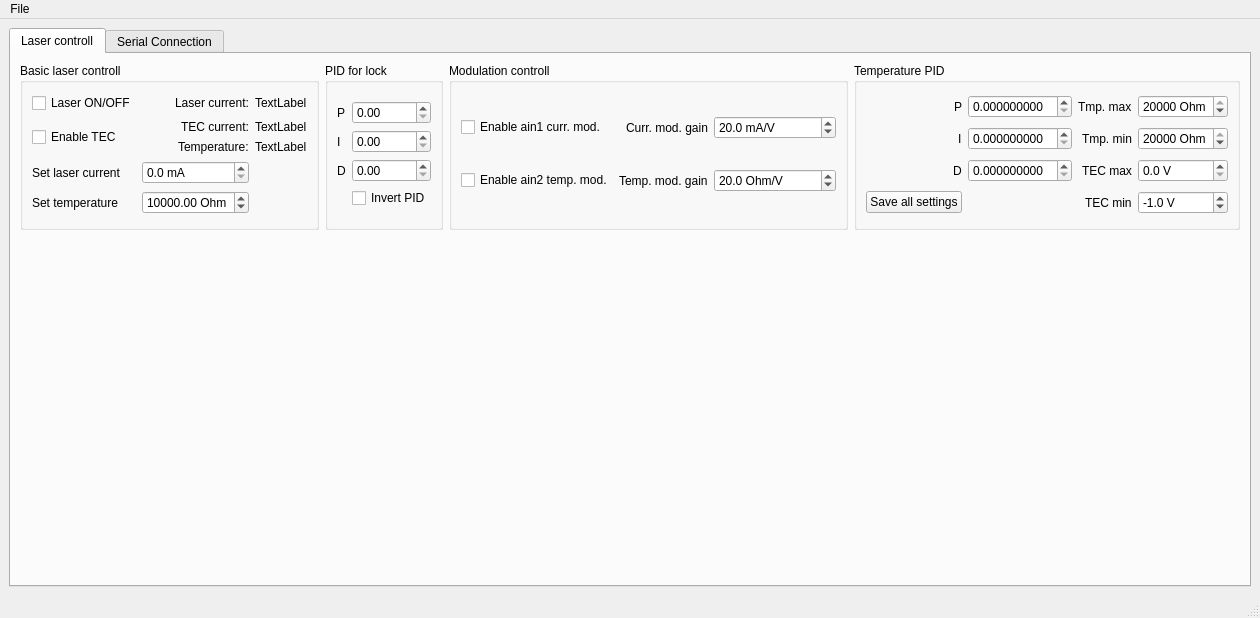
Qt form gui.ui (zoran-grujic/CTL200-Controller) before a commit.
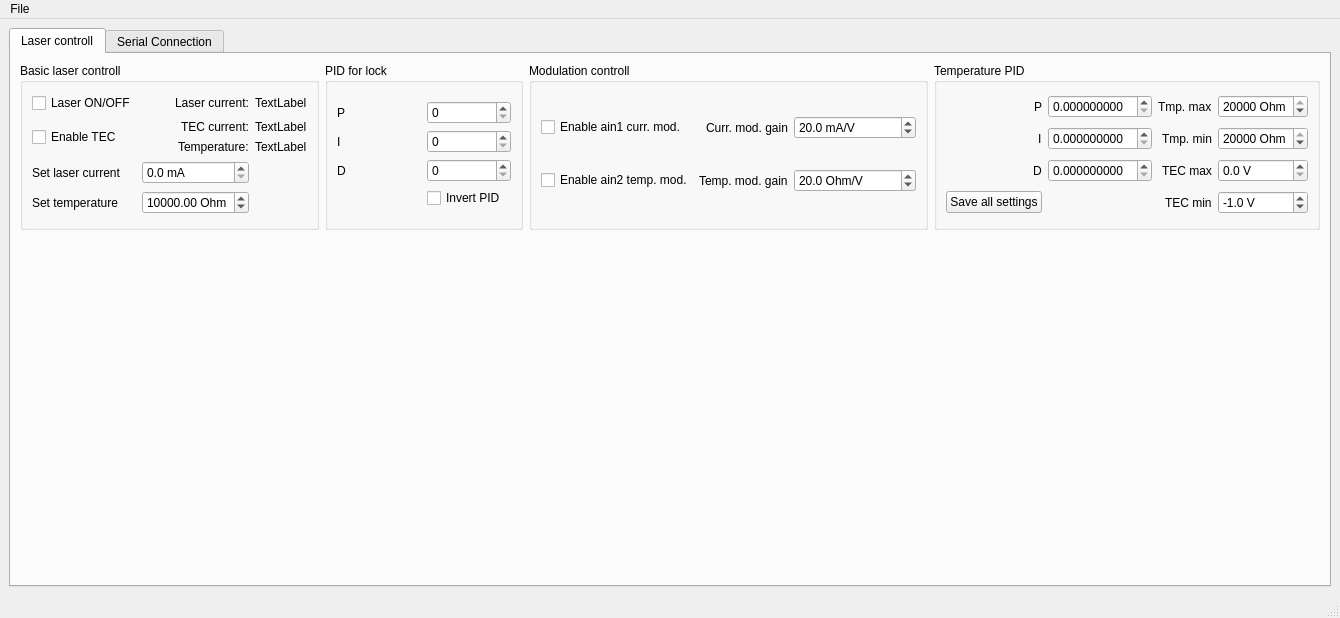
The same form after that commit.

```diff
--- a/gui.ui
+++ b/gui.ui
@@ -6,7 +6,7 @@
    <rect>
     <x>0</x>
     <y>0</y>
-    <width>1209</width>
+    <width>1340</width>
     <height>618</height>
    </rect>
   </property>
@@ -449,7 +449,14 @@
                 </widget>
                </item>
                <item row="0" column="1">
-                <widget class="QDoubleSpinBox" name="doubleSpinBox_lock_P"/>
+                <widget class="QDoubleSpinBox" name="doubleSpinBox_lock_P">
+                 <property name="decimals">
+                  <number>0</number>
+                 </property>
+                 <property name="maximum">
+                  <double>1000.000000000000000</double>
+                 </property>
+                </widget>
                </item>
                <item row="3" column="1">
                 <widget class="QCheckBox" name="checkBox">
@@ -459,10 +466,24 @@
                 </widget>
                </item>
                <item row="1" column="1">
-                <widget class="QDoubleSpinBox" name="doubleSpinBox_lock_P_2"/>
+                <widget class="QDoubleSpinBox" name="doubleSpinBox_lock_P_2">
+                 <property name="decimals">
+                  <number>0</number>
+                 </property>
+                 <property name="maximum">
+                  <double>1000.000000000000000</double>
+                 </property>
+                </widget>
                </item>
                <item row="2" column="1">
-                <widget class="QDoubleSpinBox" name="doubleSpinBox_lock_P_3"/>
+                <widget class="QDoubleSpinBox" name="doubleSpinBox_lock_P_3">
+                 <property name="decimals">
+                  <number>0</number>
+                 </property>
+                 <property name="maximum">
+                  <double>1000.000000000000000</double>
+                 </property>
+                </widget>
                </item>
               </layout>
              </item>
@@ -618,7 +639,7 @@
     <rect>
      <x>0</x>
      <y>0</y>
-     <width>1209</width>
+     <width>1340</width>
      <height>26</height>
     </rect>
    </property>
```
Left out of the diff: 2 changed lines with no effect on the pictures.
